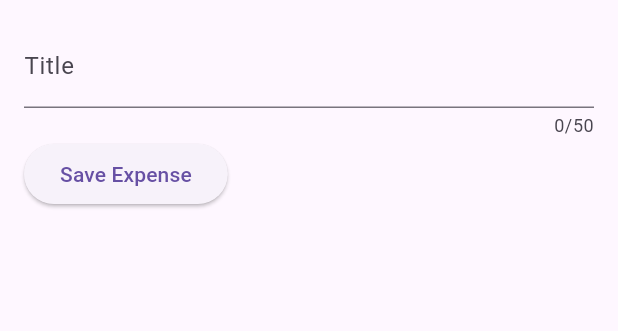
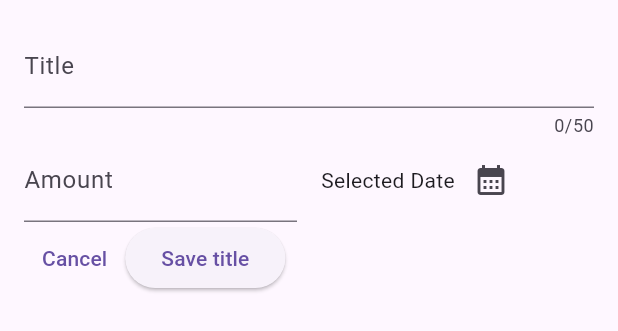
Before and after one commit to auza0002/expense_tracker_flutter, a Flutter app: the NewExpense widget shown alone on an empty page, opened directly, on a phone screen of 412 x 824 dp. Shown: the top 331 px of the screen. Run offline on Flutter 3.47's test engine with Material 3 defaults, Android fonts, the phone set to English and light mode, and no system bars.

Commit message:
input date picker and new width

```diff
--- a/lib/widgets/new_expense.dart
+++ b/lib/widgets/new_expense.dart
@@ -8,10 +8,14 @@ class NewExpense extends StatefulWidget {
 }
 
 class _NewExpenseState extends State<NewExpense> {
-  var _enteredTitle = "";
+  final _titleController = TextEditingController();
+  final _ammountController = TextEditingController();
 
-  void _saveTitleInput(String inputValue) {
-    _enteredTitle = inputValue;
+  @override
+  void dispose() {
+    _titleController.dispose();
+    _ammountController.dispose();
+    super.dispose();
   }
 
   @override
@@ -21,7 +25,7 @@ class _NewExpenseState extends State<NewExpense> {
       child: Column(
         children: [
           TextField(
-            onChanged: _saveTitleInput,
+            controller: _titleController,
             maxLength: 50,
             keyboardType: TextInputType.text,
             decoration: const InputDecoration(
@@ -30,11 +34,46 @@ class _NewExpenseState extends State<NewExpense> {
           ),
           Row(
             children: [
+              Expanded(
+                child: TextField(
+                  controller: _ammountController,
+                  keyboardType: TextInputType.number,
+                  decoration: const InputDecoration(
+                    prefixText: '\$ ',
+                    label: Text("Amount"),
+                  ),
+                ),
+              ),
+              const SizedBox(
+                width: 16,
+              ),
+              Expanded(
+                child: Row(
+                  children: [
+                    const Text("Selected Date"),
+                    IconButton(
+                      onPressed: () {},
+                      icon: const Icon(Icons.calendar_month),
+                    )
+                  ],
+                ),
+              )
+            ],
+          ),
+          Row(
+            children: [
+              TextButton(
+                onPressed: () {
+                  Navigator.pop(context);
+                },
+                child: const Text("Cancel"),
+              ),
               ElevatedButton(
-                  onPressed: () {
-                    print(_enteredTitle);
-                  },
-                  child: const Text("Save Expense"))
+                onPressed: () {
+                  print(_titleController.text);
+                },
+                child: const Text("Save title"),
+              ),
             ],
           )
         ],
```
